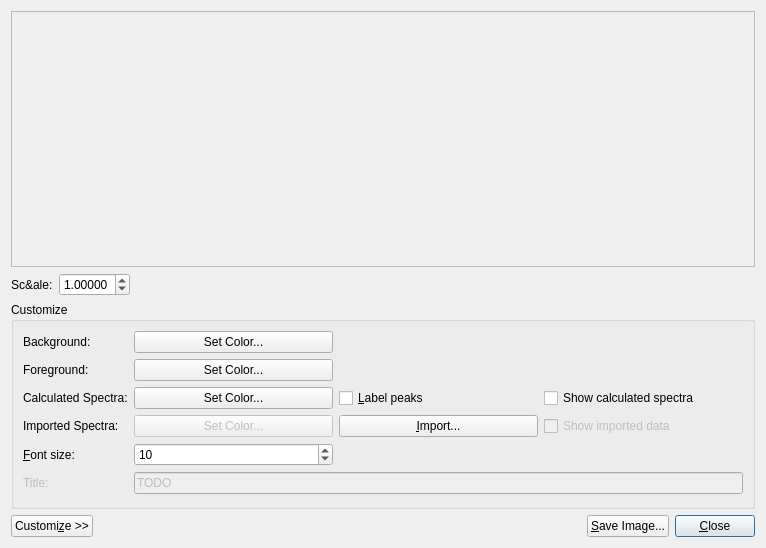
Before: the Qt Designer form libavogadro/src/extensions/vibrationplot.ui in cryos/avogadro, drawn with Qt 5.
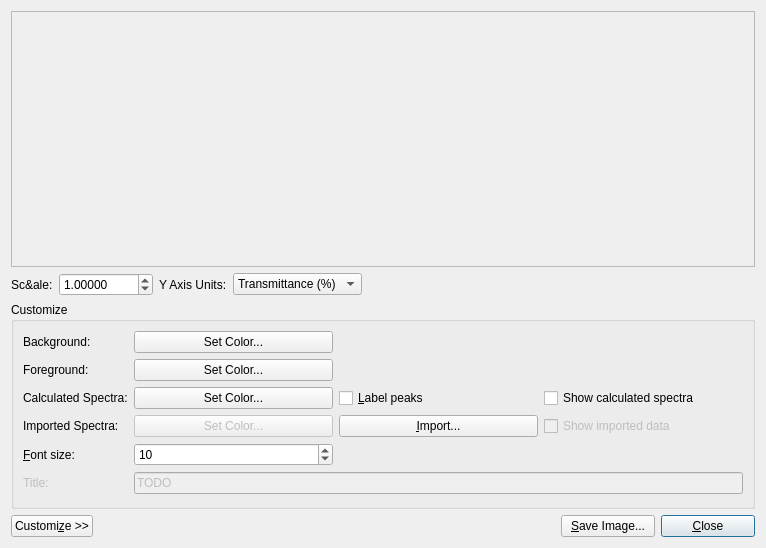
After: the same form once the commit is applied. Custom widgets are drawn as their Qt base class.

Commit message: Added support for absorbances in vibrationplot.*

Patch:
```diff
--- a/libavogadro/src/extensions/vibrationplot.ui
+++ b/libavogadro/src/extensions/vibrationplot.ui
@@ -13,7 +13,7 @@
    <string>Vibration Plot</string>
   </property>
   <layout class="QGridLayout" name="gridLayout" >
-   <item row="0" column="0" colspan="5" >
+   <item row="0" column="0" colspan="8" >
     <widget class="Avogadro::PlotWidget" name="plot" >
      <property name="sizePolicy" >
       <sizepolicy vsizetype="Preferred" hsizetype="Preferred" >
@@ -42,7 +42,7 @@
      </property>
     </widget>
    </item>
-   <item row="3" column="4" >
+   <item row="3" column="7" >
     <widget class="QPushButton" name="pushButton" >
      <property name="text" >
       <string>&amp;Close</string>
@@ -62,7 +62,7 @@
      </property>
     </widget>
    </item>
-   <item row="3" column="3" >
+   <item row="3" column="6" >
     <widget class="QPushButton" name="push_save" >
      <property name="text" >
       <string>&amp;Save Image...</string>
@@ -82,7 +82,7 @@
      </property>
     </widget>
    </item>
-   <item row="3" column="2" >
+   <item row="3" column="2" colspan="4" >
     <spacer name="horizontalSpacer" >
      <property name="orientation" >
       <enum>Qt::Horizontal</enum>
@@ -95,7 +95,7 @@
      </property>
     </spacer>
    </item>
-   <item row="2" column="0" colspan="5" >
+   <item row="2" column="0" colspan="8" >
     <widget class="QGroupBox" name="gb_customize" >
      <property name="sizePolicy" >
       <sizepolicy vsizetype="Fixed" hsizetype="Minimum" >
@@ -286,6 +286,52 @@
      </property>
     </widget>
    </item>
+   <item row="1" column="2" >
+    <widget class="QLabel" name="label_8" >
+     <property name="sizePolicy" >
+      <sizepolicy vsizetype="Preferred" hsizetype="Fixed" >
+       <horstretch>0</horstretch>
+       <verstretch>0</verstretch>
+      </sizepolicy>
+     </property>
+     <property name="text" >
+      <string>Y Axis Units:</string>
+     </property>
+    </widget>
+   </item>
+   <item row="1" column="4" colspan="4" >
+    <spacer name="horizontalSpacer_2" >
+     <property name="orientation" >
+      <enum>Qt::Horizontal</enum>
+     </property>
+     <property name="sizeHint" stdset="0" >
+      <size>
+       <width>40</width>
+       <height>20</height>
+      </size>
+     </property>
+    </spacer>
+   </item>
+   <item row="1" column="3" >
+    <widget class="QComboBox" name="combo_yaxis" >
+     <property name="sizePolicy" >
+      <sizepolicy vsizetype="Fixed" hsizetype="Minimum" >
+       <horstretch>0</horstretch>
+       <verstretch>0</verstretch>
+      </sizepolicy>
+     </property>
+     <item>
+      <property name="text" >
+       <string>Transmittance (%)</string>
+      </property>
+     </item>
+     <item>
+      <property name="text" >
+       <string>Absorbance (%)</string>
+      </property>
+     </item>
+    </widget>
+   </item>
   </layout>
  </widget>
  <customwidgets>
```
The commit also changes 2 other files.
